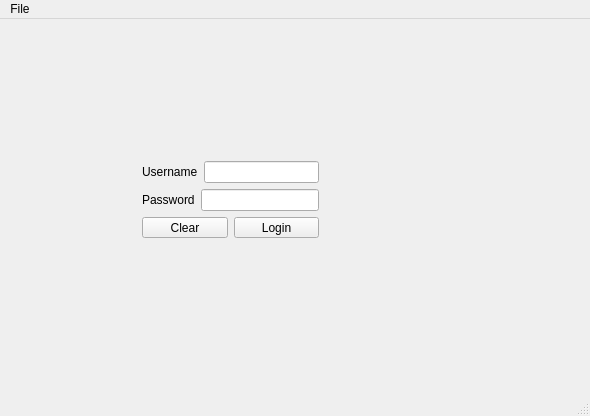
Before: the Qt Designer form client/mainwindow.ui in Davidj361/cuTPS, drawn with Qt 5.
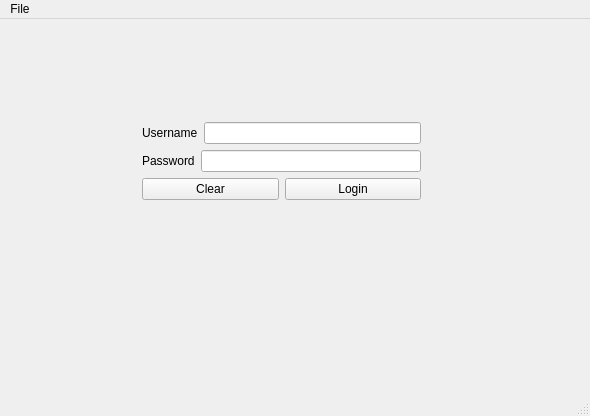
After: the same form once the commit is applied.

Commit message: Successful login and invalid login

The edit to the form file:
```diff
--- a/client/mainwindow.ui
+++ b/client/mainwindow.ui
@@ -91,15 +91,17 @@
        </layout>
       </widget>
       <widget class="QWidget" name="LoginPage">
-       <widget class="QWidget" name="layoutWidget">
+       <widget class="QWidget" name="">
         <property name="geometry">
          <rect>
           <x>120</x>
-          <y>120</y>
-          <width>199</width>
-          <height>99</height>
+          <y>81</y>
+          <width>301</width>
+          <height>161</height>
          </rect>
         </property>
+        <layout class="QVBoxLayout" name="verticalLayout_3">
+         <item>
         <layout class="QGridLayout" name="gridLayout">
          <item row="1" column="0">
           <layout class="QHBoxLayout" name="horizontalLayout_3">
@@ -152,19 +154,15 @@
           </layout>
          </item>
         </layout>
-       </widget>
+         </item>
+         <item>
        <widget class="QLabel" name="loginStatus">
-        <property name="geometry">
-         <rect>
-          <x>190</x>
-          <y>230</y>
-          <width>161</width>
-          <height>16</height>
-         </rect>
-        </property>
         <property name="text">
          <string/>
         </property>
+          </widget>
+         </item>
+        </layout>
        </widget>
       </widget>
       <widget class="QWidget" name="MainStudent">
```
Lines whose indentation alone changed are shown as unchanged. The commit also changes 2 other files.
